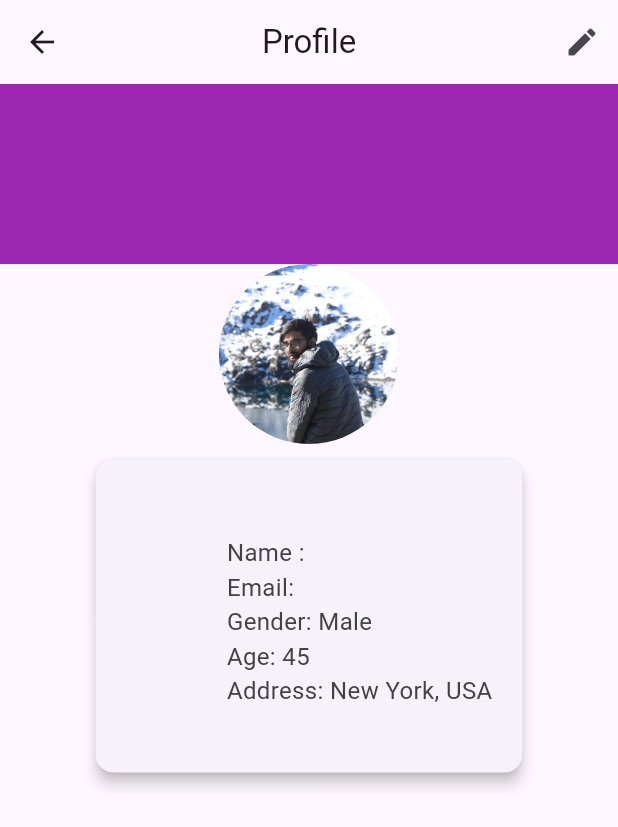
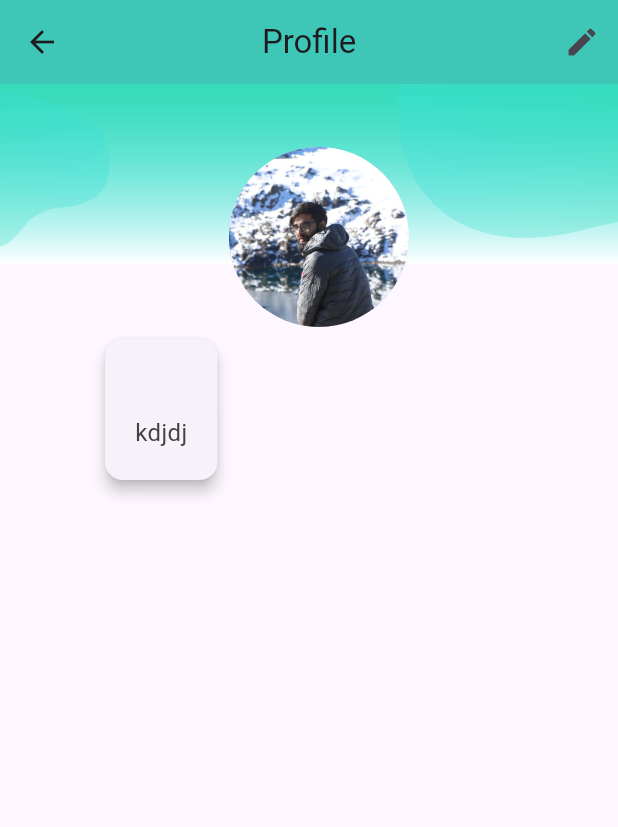
Before and after one commit to rojanparajuli/Social-app, a Flutter app: the Profile screen opened directly, on a phone screen of 412 x 824 dp. Shown: the top 827 px of the screen. Run offline on Flutter 3.47's test engine with Material 3 defaults, Android fonts, the light colour scheme and no system bars; our stand-ins replace cloud_firestore, connectivity_plus, firebase_auth, firebase_core, flutter_map, geocoding and 5 more; accounts and stored records are empty.

Commit message:
first commit

```diff
--- a/lib/screen/drawer/drawer.dart
+++ b/lib/screen/drawer/drawer.dart
@@ -45,19 +45,20 @@ class DrawerScreen extends StatelessWidget {
             ),
           ),
           ListTile(
+            title: const Text('Profile'),
+            leading: const Icon(Icons.person),
+            onTap: () {
+              Get.to(() => Profile());
+            },
+          ),
+          ListTile(
             title: const Text('Settings'),
             leading: const Icon(Icons.settings),
             onTap: () {
               Get.to(() => const AccessDeniedPage());
             },
           ),
-          ListTile(
-            title: const Text('Profile'),
-            leading: const Icon(Icons.person),
-            onTap: () {
-              Get.to(() => Profile());
-            },
-          ),
+
           ListTile(
             title: const Text('Share Your Location'),
             leading: const Icon(Icons.location_on),
--- a/lib/screen/profile/profile_screen.dart
+++ b/lib/screen/profile/profile_screen.dart
@@ -1,70 +1,65 @@
+import 'package:cloud_firestore/cloud_firestore.dart';
 import 'package:firebase_auth/firebase_auth.dart';
 import 'package:flutter/material.dart';
 
+import '../../service/profile_service.dart';
+
 class Profile extends StatelessWidget {
-  final FirebaseAuth firebaseAuth = FirebaseAuth.instance;
+   FirebaseAuth firebaseAuth = FirebaseAuth.instance;
 
-  Profile({Key? key}) : super(key: key);
+  Profile({super.key});
 
   @override
   Widget build(BuildContext context) {
+    User? currentUser = firebaseAuth.currentUser;
     return Scaffold(
       appBar: AppBar(
+        elevation: 30,
+        backgroundColor: Color.fromARGB(249, 50, 218, 184),
         centerTitle: true,
         title: const Text('Profile'),
         actions: [
           IconButton(
             onPressed: () {
-              // Handle edit button press
             },
             icon: const Icon(Icons.edit),
           ),
         ],
       ),
       body: SingleChildScrollView(
-        child: Column(
-          crossAxisAlignment: CrossAxisAlignment.center,
+        child: Stack(
           children: [
             Container(
-              color: Colors.purple,
+              height: MediaQuery.of(context).size.height / 1.10,
+              color: Colors.transparent,
+            ),
+            Container(
+              decoration: const BoxDecoration(
+                image: DecorationImage(
+                  image: AssetImage('assets/profileheader.jpg'),
+                  fit: BoxFit.cover,
+                ),
+                color: Colors.white,
+              ),
               padding: const EdgeInsets.all(20),
               height: 120,
             ),
-             const Center(
-                child: CircleAvatar(
-                  radius: 60,
-                  backgroundImage: AssetImage('assets/prayash.jpg'),
-                ),
-              ),
+            Positioned(
+              left: 50,
+              top: 160,
+              child: _buildProfileInfoCard(
 
-            _buildProfileInfoCard(
-              context,
-              title: ' ',
-              value: '''
-                Name : ${firebaseAuth.currentUser!.displayName ?? ''}
-                Email: ${firebaseAuth.currentUser!.email ?? ''}
-                Gender: Male
-                Age: 45
-                Address: New York, USA
-              ''',
-            ),
-          ],
-        ),
-      ),
-    );
-  }
-
-  Widget _buildProfileInfoCard(BuildContext context, {required String title, required String value}) {
-    return Card(
-      elevation: 4,
-      margin: const EdgeInsets.symmetric(horizontal: 20, vertical: 10),
-      child: Padding(
+                child:  StreamBuilder(stream: FirestoreServices.getUser(currentUser!.uid),
+                builder:(BuildContext context, AsyncSnapshot<QuerySnapshot>snapshot){
+                  var data = snapshot.data!.docs[0];
+                  return            Padding(
         padding: const EdgeInsets.all(20),
         child: Column(
           crossAxisAlignment: CrossAxisAlignment.start,
           children: [
+            //Container(child: Image.network(data['Bluetick']),),
             Text(
-              title,
+              "",
               style: TextStyle(
                 fontSize: 18,
                 fontWeight: FontWeight.bold,
@@ -73,7 +68,7 @@ class Profile extends StatelessWidget {
             ),
             const SizedBox(height: 5),
             Text(
-              value,
+              "kdjdj",
               style: TextStyle(
                 fontSize: 16,
                 color: Colors.grey[800],
@@ -81,7 +76,34 @@ class Profile extends StatelessWidget {
             ),
           ],
         ),
+      );
+                } )
+
+
+              )
+            ),
+            Positioned(
+              top: 42,
+              left: MediaQuery.of(context).size.width / 2.7,
+              child: const Center(
+                child: CircleAvatar(
+                  radius: 60,
+                  backgroundImage: AssetImage('assets/prayash.jpg'),
+                ),
+              ),
+            ),
+          ],
+        ),
       ),
     );
   }
+
+  Widget _buildProfileInfoCard(
+      { final child}) {
+    return Card(
+      elevation: 4,
+      margin: const EdgeInsets.symmetric(horizontal: 20, vertical: 10),
+      child:child
+    );
+  }
 }
--- /dev/null
+++ b/lib/service/profile_service.dart
@@ -0,0 +1,9 @@
+
+
+import 'package:cloud_firestore/cloud_firestore.dart';
+
+class FirestoreServices{
+  static getUser(uid){
+    return FirebaseFirestore.instance.collection("users").where('id', isEqualTo: uid).snapshots();
+  }
+}
```
Also changed, not shown: assets/profilebackground.jpg (added), assets/profileheader.jpg (added).
